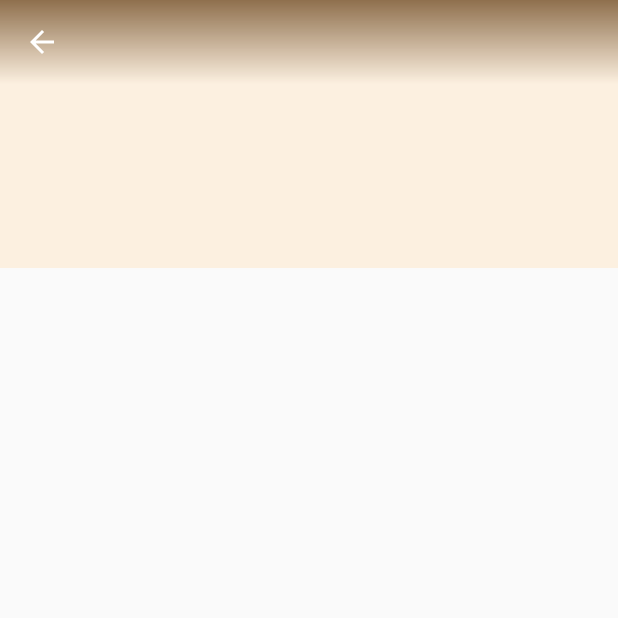
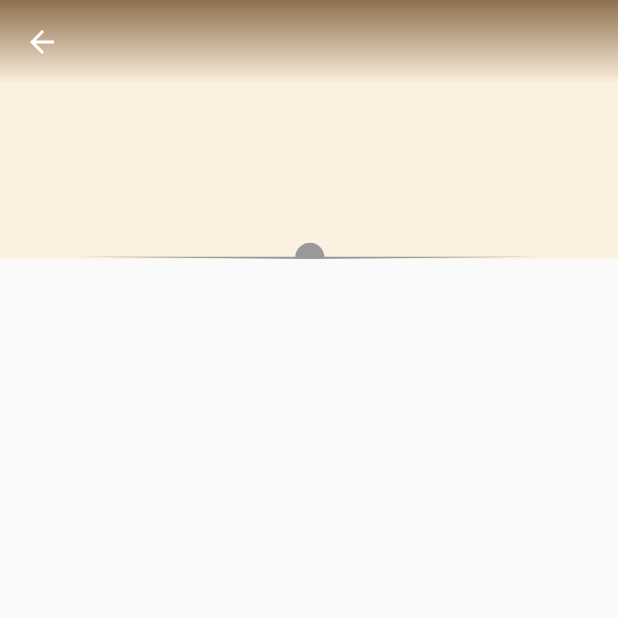
Before and after one commit to gabrielbrieva/holy-time, an Android app: the MeditationActivity screen opened directly, with no data from a screen before it, on a phone screen of 412 x 824 dp, the top half of it. Run offline under Robolectric (Android 15) with nearby library versions, the phone set to English and light mode, and no system bars; our stand-ins replace ButterKnife; 1 statement that could not run was skipped.

Commit message:
style for meditation detail fragment and toolbar of main activity

```diff
--- a/app/src/main/java/com/tuxan/holytime/MeditationActivity.java
+++ b/app/src/main/java/com/tuxan/holytime/MeditationActivity.java
@@ -19,13 +19,14 @@ public class MeditationActivity extends AppCompatActivity {
 
             if (getIntent() != null) {
 
-                if (getIntent().hasExtra(MeditationFragment.MEDITATION_TITLE_KEY)) {
+                if (getIntent().hasExtra(MeditationFragment.MEDITATION_TITLE_KEY))
                     arguments.putString(MeditationFragment.MEDITATION_TITLE_KEY, getIntent().getStringExtra(MeditationFragment.MEDITATION_TITLE_KEY));
-                }
 
-                if (getIntent().getData() != null) {
+                if (getIntent().hasExtra(MeditationFragment.MEDITATION_VERSE_KEY))
+                    arguments.putString(MeditationFragment.MEDITATION_VERSE_KEY, getIntent().getStringExtra(MeditationFragment.MEDITATION_VERSE_KEY));
+
+                if (getIntent().getData() != null)
                     arguments.putString(MeditationFragment.MEDITATION_ID_KEY, getIntent().getData().getPathSegments().get(1));
-                }
             }
 
             fragment.setArguments(arguments);
--- a/app/src/main/java/com/tuxan/holytime/MeditationFragment.java
+++ b/app/src/main/java/com/tuxan/holytime/MeditationFragment.java
@@ -42,6 +42,7 @@ public class MeditationFragment extends Fragment implements LoaderManager.Loader
 
     public static final String MEDITATION_ID_KEY = "MEDITATION_ID_KEY";
     public static final String MEDITATION_TITLE_KEY = "MEDITATION_TITLE_KEY";
+    public static final String MEDITATION_VERSE_KEY = "MEDITATION_VERSE_KEY";
     private static final String MEDITATION_CONTENT_KEY = "MEDITATION_CONTENT_KEY";
 
     private final int LOADER_ID = 1;
@@ -80,6 +81,7 @@ public class MeditationFragment extends Fragment implements LoaderManager.Loader
 
     String mMeditationId;
     String mMeditationTitle;
+    String mMeditationVerse;
     MeditationContent mMeditationContent;
 
     static final SimpleDateFormat dateFormat = new SimpleDateFormat("dd-MM-yyyy");
@@ -101,6 +103,7 @@ public class MeditationFragment extends Fragment implements LoaderManager.Loader
         Bundle arguments = getArguments();
         if (arguments != null && savedInstanceState == null) {
             mMeditationTitle = arguments.getString(MEDITATION_TITLE_KEY);
+            mMeditationVerse = arguments.getString(MEDITATION_VERSE_KEY);
             mMeditationId = arguments.getString(MEDITATION_ID_KEY);
 
             getLoaderManager().initLoader(LOADER_ID, null, this);
@@ -139,10 +142,20 @@ public class MeditationFragment extends Fragment implements LoaderManager.Loader
         ((AppCompatActivity) getActivity()).setSupportActionBar(mToolbar);
         ((AppCompatActivity) getActivity()).getSupportActionBar().setDisplayHomeAsUpEnabled(true);
 
-        if (mMeditationTitle != null) {
-            mCollapsingToolbarLayout.setTitle(mMeditationTitle);
-            mTvDetailTitle.setText(mMeditationTitle);
-            // verse too ??
+        if (mMeditationContent == null) {
+            if (mMeditationTitle != null) {
+                mCollapsingToolbarLayout.setTitle(mMeditationTitle);
+                mTvDetailTitle.setText(mMeditationTitle);
+            }
+
+            if (mMeditationVerse != null) {
+
+                if (Build.VERSION.SDK_INT >= Build.VERSION_CODES.N) {
+                    mTvDetailVerse.setText(Html.fromHtml(mMeditationVerse.trim(), Html.FROM_HTML_MODE_LEGACY));
+                } else {
+                    mTvDetailVerse.setText(Html.fromHtml(mMeditationVerse.trim()));
+                }
+            }
 
             // init transition ... using current title
         } else {
@@ -269,21 +282,5 @@ public class MeditationFragment extends Fragment implements LoaderManager.Loader
 
             toolbarBackground.setAlpha(percentage);
         }
-
-        /*if (mTvDetailTitle != null) {
-            int maxScroll = appBarLayout.getTotalScrollRange();
-            float percentage = (float) Math.abs(verticalOffset) / (float) maxScroll;
-
-            mTvDetailTitle.setTextSize(30 - (10 * percentage));
-            CollapsingToolbarLayout.LayoutParams layoutParams = (CollapsingToolbarLayout.LayoutParams) mTvDetailTitle.getLayoutParams();
-
-            int start = (titleLeft / 2) + (int)((titleLeft / 2) * percentage);
-            layoutParams.setMargins(start, 0, titleRight, (int)(titleBottom * (1 - percentage)));
-
-            if (Build.VERSION.SDK_INT >= Build.VERSION_CODES.JELLY_BEAN_MR1) {
-                layoutParams.setMarginStart(start);
-                layoutParams.setMarginEnd(titleRight);
-            }
-        }*/
     }
 }
--- a/app/src/main/java/com/tuxan/holytime/ui/MainTitleBehavior.java
+++ b/app/src/main/java/com/tuxan/holytime/ui/MainTitleBehavior.java
@@ -57,10 +57,10 @@ public class MainTitleBehavior extends CoordinatorLayout.Behavior<LinearLayout>
         tvTitleTime.setTextSize(TypedValue.COMPLEX_UNIT_SP, currentTileSize);
         tvTitleHoly.setTextSize(TypedValue.COMPLEX_UNIT_SP, currentTileSize);
 
-        CoordinatorLayout.LayoutParams containerLayoutParams = (CoordinatorLayout.LayoutParams)child.getLayoutParams();
-        containerLayoutParams.setMargins(titleContainerMarginLeft, (int) Math.ceil(((mainToolbarHeight - child.getHeight()) / 2) * (1 - percentage) + (percentage * dpToPixels(16))), 0, 0);
+        //CoordinatorLayout.LayoutParams containerLayoutParams = (CoordinatorLayout.LayoutParams)child.getLayoutParams();
+        //containerLayoutParams.setMargins(titleContainerMarginLeft, (int) Math.ceil(((mainToolbarHeight - child.getHeight()) / 2) * (1 - percentage) + (percentage * dpToPixels(16))), 0, 0);
 
-        child.setLayoutParams(containerLayoutParams);
+        //child.setLayoutParams(containerLayoutParams);
 
         return true;
     }
--- /dev/null
+++ b/app/src/main/res/drawable/detail_separator.xml
@@ -0,0 +1,18 @@
+<?xml version="1.0" encoding="utf-8"?>
+<vector xmlns:android="http://schemas.android.com/apk/res/android"
+android:width="308dp"
+android:height="14dp"
+android:viewportWidth="308"
+android:viewportHeight="14">
+
+<group
+    android:translateX="-64.283487"
+    android:translateY="-300.78496">
+    <path
+        android:fillColor="#999999"
+        android:strokeWidth="0"
+        android:pathData="M 218.90086,303.87336 c -5.28613,0 -9.61739,4.21457 -9.75,9.46875 l
+-143.624987,0 153.249987,1.4375 152.46875,-1.4375 -142.65625,0 c
+-0.1336,-5.25328 -4.40202,-9.46875 -9.6875,-9.46875 z" />
+</group>
+</vector>
--- a/app/src/main/res/layout/meditation_detail_fragment.xml
+++ b/app/src/main/res/layout/meditation_detail_fragment.xml
@@ -29,6 +29,7 @@
                 android:id="@+id/tv_meditation_date"
                 style="@style/HolyTime.DetailBody"
                 android:layout_marginBottom="15dp"
+                android:alpha="0.6"
                 tools:text="19/07/2016"/>
 
             <TextView
@@ -43,7 +44,9 @@
                 android:layout_width="match_parent"
                 android:layout_height="wrap_content"
                 android:id="@+id/tv_meditation_author"
-                style="@style/HolyTime.DetailBody" />
+                style="@style/HolyTime.DetailBody"
+                android:alpha="0.6"
+                tools:text="Author - author" />
 
         </LinearLayout>
 
@@ -68,7 +71,9 @@
                 android:layout_height="wrap_content"
                 android:orientation="vertical"
                 android:layout_gravity="bottom"
-                android:padding="20dp"
+                android:paddingTop="20dp"
+                android:paddingLeft="20dp"
+                android:paddingRight="20dp"
                 android:background="#5affddaf">
 
                 <TextView
@@ -87,6 +92,12 @@
                     android:layout_height="wrap_content"
                     style="@style/HolyTime.DetailVerse"
                     tools:text="verso verso verso verso verso verso verso verso verso verso verso."
+                    android:layout_gravity="center_horizontal" />
+
+                <ImageView
+                    android:layout_width="wrap_content"
+                    android:layout_height="wrap_content"
+                    android:src="@drawable/detail_separator"
                     android:layout_gravity="center_horizontal" />
 
             </LinearLayout>
```
Also changed, not shown: app/src/main/java/com/tuxan/holytime/MeditationsActivity.java (+11 -1 lines), app/src/main/java/com/tuxan/holytime/adapter/MeditationsAdapter.java (+5 -10 lines), app/src/main/res/drawable/main_sun.xml (+6 -7 lines), app/src/main/res/drawable/main_valley.xml (+10 -11 lines), app/src/main/res/layout/meditations_activity.xml (+5 -2 lines), app/src/main/res/values/dimens.xml (+4 -5 lines).
